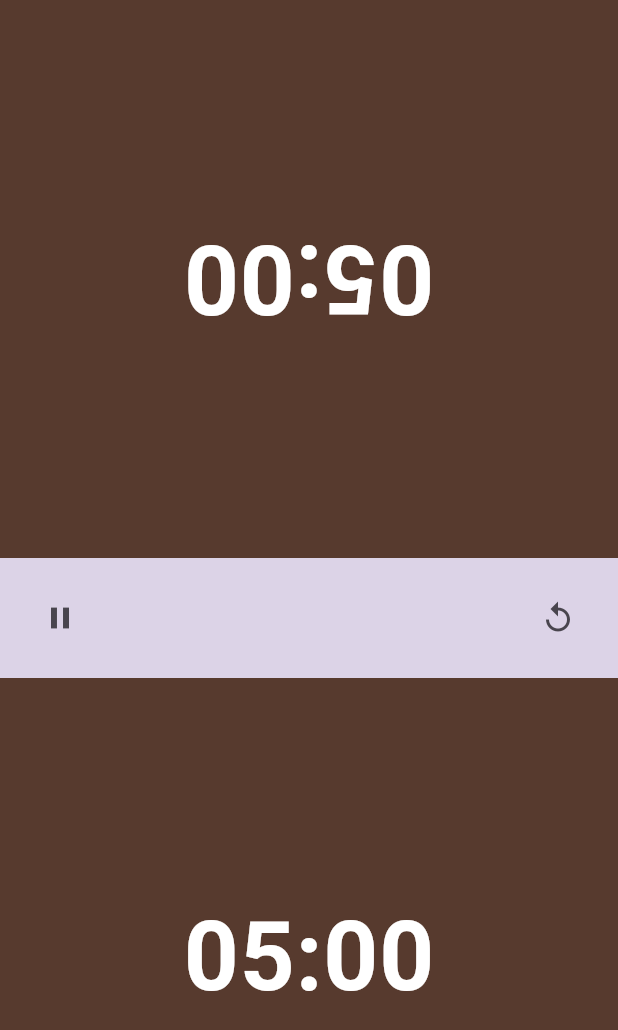
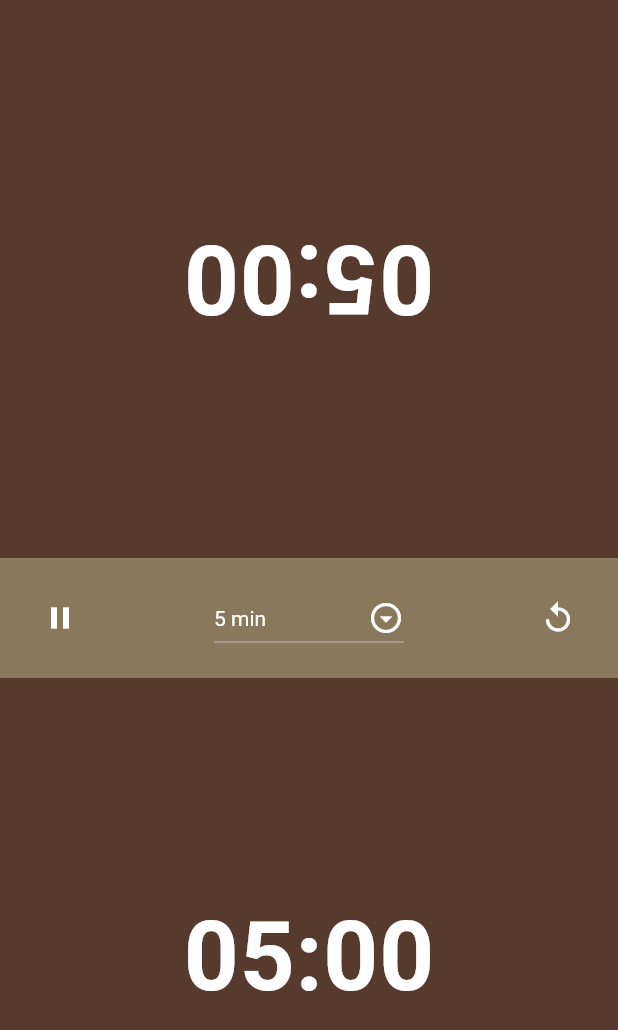
Before and after one commit to MetehanBass/chess-timer, a Flutter app: the screen it shows after launch, on a phone screen of 412 x 824 dp. Shown: the top 1030 px of the screen. Run offline on Flutter 3.47's test engine with Material 2 defaults, Android fonts, the phone set to English and light mode, and no system bars; drawn by our look-alikes of timer_count_down; our stand-ins replace get.

Commit message:
time selection with dropdown

```diff
--- a/chess_timer/lib/features/app-features/controllers/timer_controller.dart
+++ b/chess_timer/lib/features/app-features/controllers/timer_controller.dart
@@ -7,8 +7,7 @@ class TimerController extends GetxController {
   RxBool isTimer1Paused = RxBool(false);
   RxBool isTimer2Paused = RxBool(false);
   RxString turn = RxString("");
-
-  var selectedTime = 300.obs;
+  RxInt selectedTime = RxInt(300);
 
   void changeTurn(nextTurn) {
     turn.value = nextTurn;
--- a/chess_timer/lib/main.dart
+++ b/chess_timer/lib/main.dart
@@ -12,13 +12,14 @@ class MyApp extends StatelessWidget {
   @override
   Widget build(BuildContext context) {
     return MaterialApp(
-        title: 'Flutter Demo',
+        title: 'Chess Timer - Chess Clock',
         theme: ThemeData(
           colorScheme: ColorScheme.fromSeed(seedColor: Colors.deepPurple),
           useMaterial3: true,
           textTheme: const TextTheme(
             bodyLarge: TextStyle(fontSize: 64, fontWeight: FontWeight.w700, color: Colors.white),
           ),
+          iconTheme: const IconThemeData(color: Colors.white),
         ),
         home: const HomeScreen());
   }
--- a/chess_timer/lib/screens/home-screen/widgets/timer-buttons/timer_buttons.dart
+++ b/chess_timer/lib/screens/home-screen/widgets/timer-buttons/timer_buttons.dart
@@ -1,5 +1,3 @@
-import 'dart:developer';
-
 import 'package:chess_timer/features/app-features/controllers/timer_controller.dart';
 import 'package:chess_timer/services/color_service.dart';
 import 'package:flutter/material.dart';
@@ -13,14 +11,25 @@ class TimerButtons extends GetView<TimerController> {
   @override
   Widget build(BuildContext context) {
     TimerController timerController = Get.put(TimerController());
+
+    List<DropdownMenuItem<int>> timeOptions = [
+      const DropdownMenuItem(value: 60, child: Text("1 min")),
+      const DropdownMenuItem(value: 180, child: Text("3 min")),
+      const DropdownMenuItem(value: 300, child: Text("5 min")),
+      const DropdownMenuItem(value: 600, child: Text("10 min")),
+      const DropdownMenuItem(value: 1800, child: Text("30 min")),
+    ];
+
     return Container(
-      color: ColorService.light_pink,
+      color: ColorService.light_brown,
       child: Padding(
-        padding: EdgeInsets.all(16.0),
+        padding: const EdgeInsets.all(16.0),
         child: Row(
-          mainAxisAlignment: MainAxisAlignment.spaceEvenly,
+          mainAxisAlignment: MainAxisAlignment.spaceBetween,
           children: [
-            Obx(
+            Flexible(
+              flex: 1,
+              child: Obx(
                 () => IconButton(
                   onPressed: () {
                     if (timerController.isTimer1Paused.value && timerController.isTimer2Paused.value) {
@@ -29,15 +38,36 @@ class TimerButtons extends GetView<TimerController> {
                       timerController.onTimersPause();
                     }
                   },
-                icon: timerController.isTimer1Paused.value && timerController.isTimer2Paused.value ? Icon(Icons.play_arrow) : Icon(Icons.pause),
+                  icon: timerController.isTimer1Paused.value && timerController.isTimer2Paused.value
+                      ? const Icon(Icons.play_arrow)
+                      : const Icon(Icons.pause),
                 ),
               ),
-            Spacer(),
-            IconButton(
+            ),
+            Flexible(
+              flex: 1,
+              child: Obx(
+                () => DropdownButton(
+                    value: timerController.selectedTime.value,
+                    icon: const Icon(Icons.arrow_drop_down_circle_outlined),
+                    style: const TextStyle(color: Colors.white),
+                    dropdownColor: ColorService.light_brown,
+                    iconEnabledColor: Colors.white,
+                    isExpanded: true,
+                    items: timeOptions,
+                    onChanged: (int? value) {
+                      timerController.selectedTime.value = value!;
+                    }),
+              ),
+            ),
+            Flexible(
+              flex: 1,
+              child: IconButton(
                 onPressed: () {
                   timerController.onTimersRestart();
                 },
-              icon: Icon(Icons.replay),
+                icon: const Icon(Icons.replay),
+              ),
             ),
           ],
         ),
```
Lines whose indentation alone changed are shown as unchanged.
